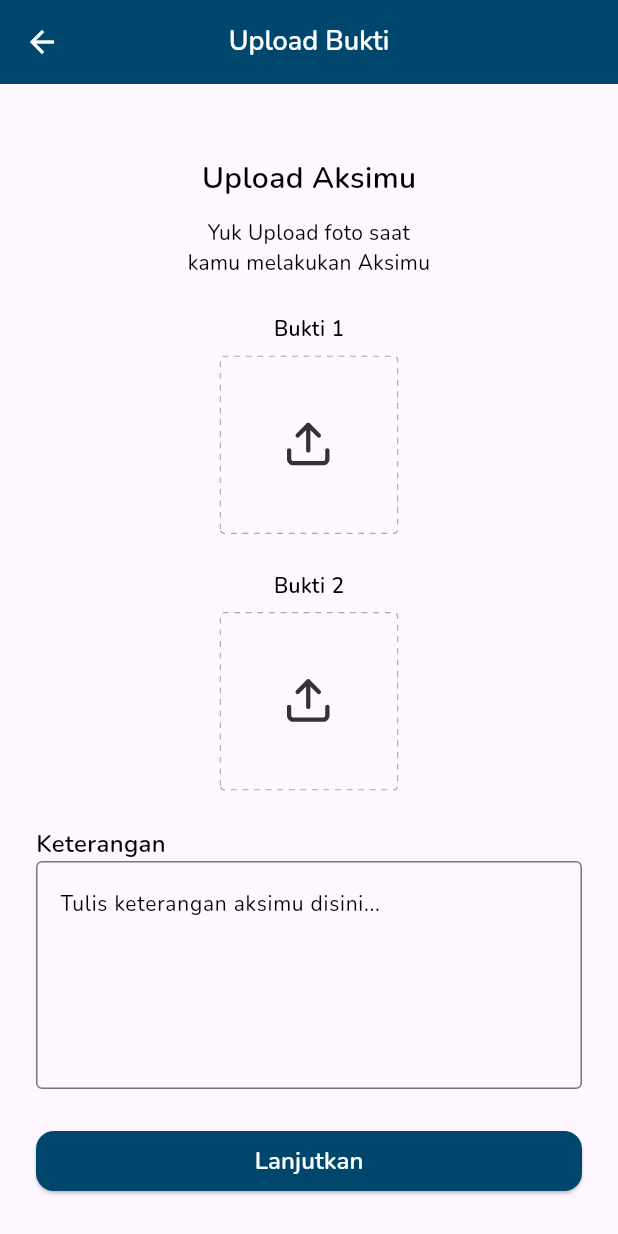
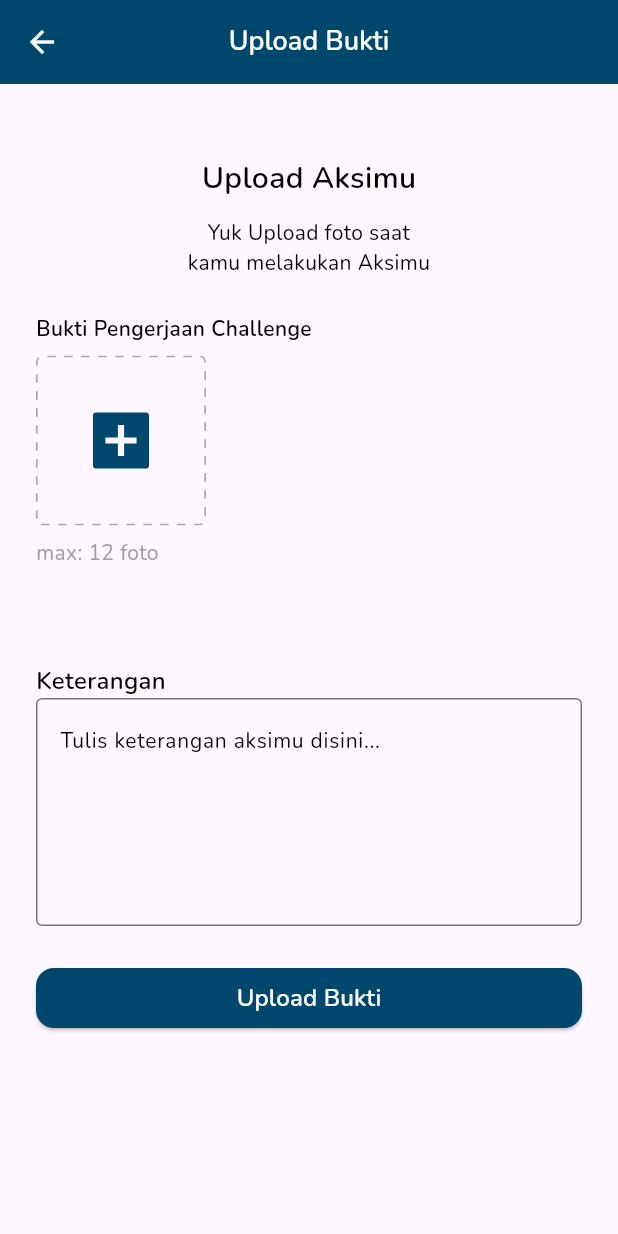
Before and after one commit to RECYTHNG/flutter_recything, a Flutter app: the ProofUploadScreen screen opened directly, on a phone screen of 412 x 824 dp. Run offline on Flutter 3.47's test engine with Material 3 defaults, Android fonts, the phone set to English and light mode, and no system bars; our stand-ins replace dio, file_picker, flutter_svg, get, substring_highlight; network calls fail.

Commit message:
style: repair layout in proof upload screen

```diff
--- a/recything_application/lib/screens/detail_mission/detail_mission_screen.dart
+++ b/recything_application/lib/screens/detail_mission/detail_mission_screen.dart
@@ -3,6 +3,7 @@ import 'package:get/get.dart';
 import 'package:recything_application/constants/color_constant.dart';
 import 'package:recything_application/constants/text_style_constant.dart';
 import 'package:recything_application/controllers/doing_task_detail_mission_controller.dart';
+import 'package:recything_application/screens/detail_mission/proof_upload_screen.dart';
 import 'package:recything_application/screens/detail_mission/widgets/mission_header_widget.dart';
 import 'package:recything_application/screens/detail_mission/widgets/mission_step_widget.dart';
 import 'package:recything_application/screens/detail_mission/widgets/status_detail_mission_widget.dart';
@@ -113,8 +114,7 @@ class DetailMissionScreen extends StatelessWidget {
                         index: index,
                         title: step['title'],
                         description: step['description'],
-                        progress:
-                            'Not Started', // You can adjust this as needed
+                        progress: 'Not Started',
                       );
                     },
                   ),
@@ -125,7 +125,14 @@ class DetailMissionScreen extends StatelessWidget {
                     isUploadButton: false,
                     proofUpload: false,
                     statusChallenge: '',
-                    onPressed: () {},
+                    onPressed: () {
+                      Navigator.push(
+                        context,
+                        MaterialPageRoute(
+                          builder: (context) => ProofUploadScreen(),
+                        ),
+                      );
+                    },
                   ),
                 ],
               ),
--- a/recything_application/lib/screens/detail_mission/proof_upload_screen.dart
+++ b/recything_application/lib/screens/detail_mission/proof_upload_screen.dart
@@ -76,12 +76,14 @@ class _ProofUploadScreenState extends State<ProofUploadScreen> {
           alignment: Alignment.center,
           padding: const EdgeInsets.all(24),
           child: Column(
-            crossAxisAlignment: CrossAxisAlignment.center,
+            crossAxisAlignment: CrossAxisAlignment.start,
             children: [
               const SizedBox(height: 24),
-              Text(
-                'Upload Aksimu',
-                style: TextStyleConstant.semiboldHeading4,
+              Center(
+                child: Text(
+                  'Upload Aksimu',
+                  style: TextStyleConstant.semiboldHeading4,
+                ),
               ),
               const SizedBox(height: 12),
               Padding(
@@ -94,7 +96,7 @@ class _ProofUploadScreenState extends State<ProofUploadScreen> {
               ),
               const SizedBox(height: 24),
               Text(
-                'Bukti 1',
+                'Bukti Pengerjaan Challenge',
                 style: TextStyleConstant.semiboldParagraph,
               ),
               const SizedBox(height: 8),
@@ -103,18 +105,14 @@ class _ProofUploadScreenState extends State<ProofUploadScreen> {
                 pickFiles: _pickFiles,
                 removeBukti: removeBuktiSatu,
               ),
-              const SizedBox(height: 24),
+              const SizedBox(height: 8),
               Text(
-                'Bukti 2',
-                style: TextStyleConstant.semiboldParagraph,
+                'max: 12 foto',
+                style: TextStyleConstant.regularParagraph.copyWith(
+                  color: ColorConstant.netralColor600,
+                ),
               ),
-              const SizedBox(height: 8),
-              BuktiDuaWidget(
-                selectedBukti: _selectedBukti2,
-                pickFiles: _pickFiles,
-                removeBukti: removeBuktiDua,
-              ),
-              const SizedBox(height: 24),
+              const SizedBox(height: 64),
               Container(
                 alignment: Alignment.centerLeft,
                 child: Text(
@@ -156,7 +154,7 @@ class _ProofUploadScreenState extends State<ProofUploadScreen> {
                     ),
                   ),
                   child: Text(
-                    'Lanjutkan',
+                    'Upload Bukti',
                     style: TextStyleConstant.semiboldSubtitle.copyWith(
                       color: ColorConstant.whiteColor,
                     ),
--- a/recything_application/lib/screens/detail_mission/widgets/bukti_satu_widget.dart
+++ b/recything_application/lib/screens/detail_mission/widgets/bukti_satu_widget.dart
@@ -17,8 +17,7 @@ class BuktiSatuWidget extends StatelessWidget {
 
   @override
   Widget build(BuildContext context) {
-    return selectedBukti.isNotEmpty
-        ? Column(
+    return Column(
       crossAxisAlignment: CrossAxisAlignment.center,
       children: [
         GridView.builder(
@@ -72,12 +71,6 @@ class BuktiSatuWidget extends StatelessWidget {
           },
         ),
       ],
-          )
-        : GestureDetector(
-            onTap: () => pickFiles(1),
-            child: SvgPicture.asset(
-              IconConstant.uploadButtonBefore,
-            ),
     );
   }
 }
--- a/recything_application/lib/screens/home_screen.dart
+++ b/recything_application/lib/screens/home_screen.dart
@@ -20,7 +20,7 @@ class HomeScreen extends StatelessWidget {
                     ),
                   ));
             },
-            child: const Text("Test")),
+            child: const Text("Task")),
       ),
     );
   }
```
Lines whose indentation alone changed are shown as unchanged.
